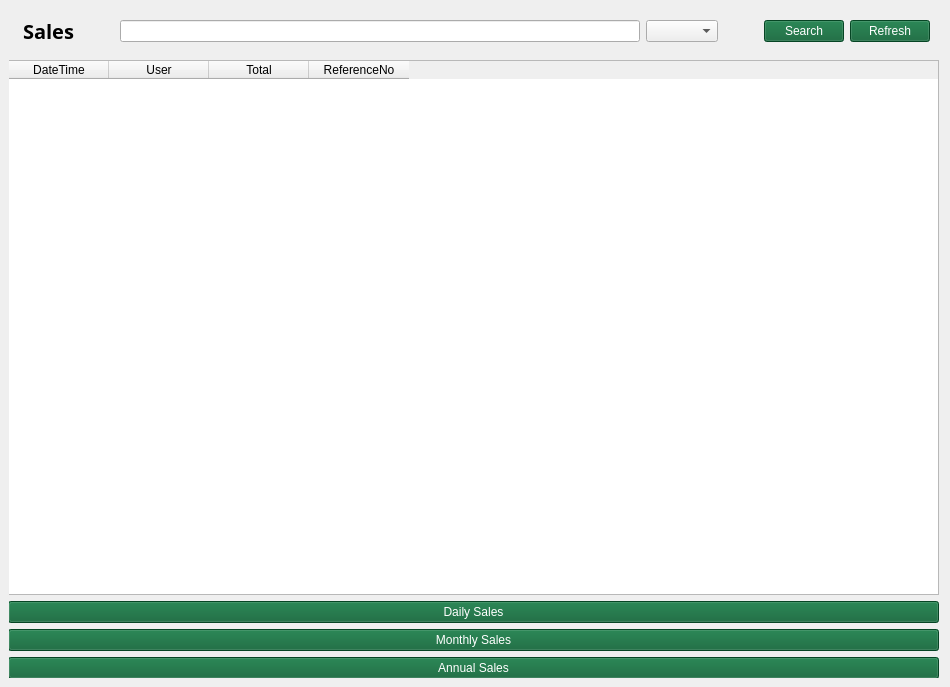
This is Screens/MainMenuScreens/Sales/Sales.ui in Bideiro/Ranil_project_py as Qt 5 draws it before an edit. The edited form follows.
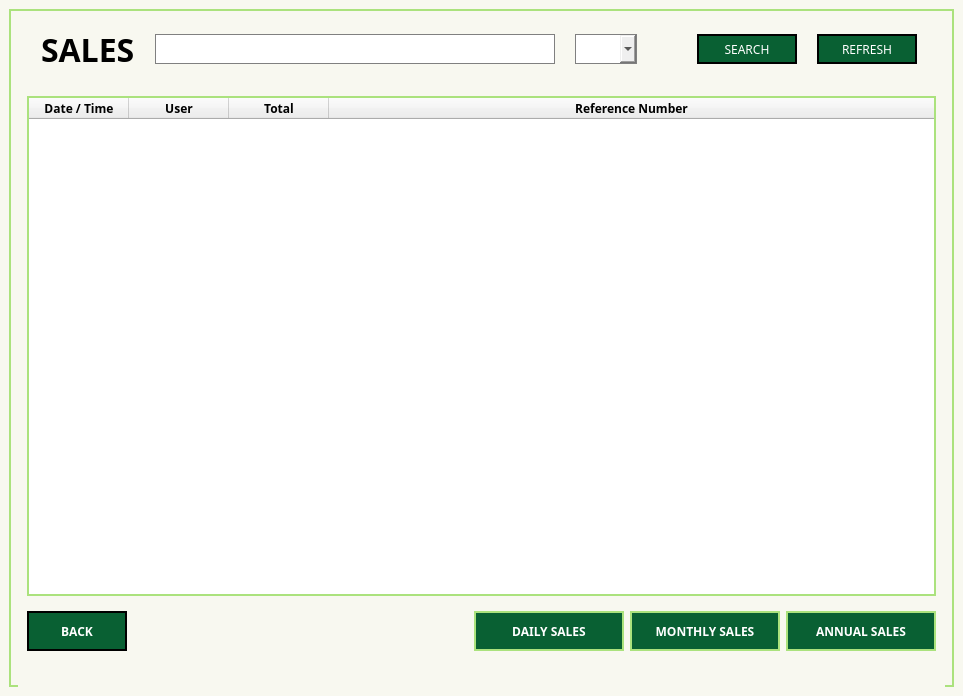
This is the edited form.

Diff of the .ui file:
```diff
--- a/Screens/MainMenuScreens/Sales/Sales.ui
+++ b/Screens/MainMenuScreens/Sales/Sales.ui
@@ -6,14 +6,41 @@
    <rect>
     <x>0</x>
     <y>0</y>
-    <width>950</width>
-    <height>687</height>
+    <width>963</width>
+    <height>696</height>
    </rect>
   </property>
   <property name="windowTitle">
    <string>MainWindow</string>
   </property>
   <widget class="QWidget" name="centralwidget">
+   <property name="styleSheet">
+    <string notr="true">.QWidget{
+background-color: #F8F8F0;
+}
+#widget{
+border: 2px solid #ABE27D;
+}
+.QPushButton{
+background-color: #096033;
+border: 2px solid #ABE27D;
+color: white
+}
+#Refresh_btn, #Search_btn, #Back_btn{
+border: 2px solid;
+}
+#comboBox{
+border : 1px solid gray;
+color: black
+}
+#search_LE{
+border : 1px solid gray;
+color: black
+}
+#Sales_Table{
+border : 2px solid #ABE27D;
+}</string>
+   </property>
    <layout class="QHBoxLayout" name="horizontalLayout">
     <item>
      <widget class="QWidget" name="widget" native="true">
@@ -24,38 +51,13 @@
 
 }</string>
       </property>
-      <widget class="QWidget" name="layoutWidget">
-       <property name="geometry">
-        <rect>
-         <x>-1</x>
-         <y>-1</y>
-         <width>931</width>
-         <height>671</height>
-        </rect>
+      <layout class="QVBoxLayout" name="verticalLayout_4">
+       <property name="bottomMargin">
+        <number>0</number>
        </property>
-       <layout class="QVBoxLayout" name="verticalLayout_2">
         <item>
-         <widget class="QWidget" name="widget_2" native="true">
-          <property name="styleSheet">
-           <string notr="true">QPushButton {
-	background-color: #096033;
-	color: white;
-}</string>
-          </property>
-          <layout class="QHBoxLayout" name="horizontalLayout_3">
-           <item>
-            <widget class="Line" name="line">
-             <property name="lineWidth">
-              <number>5</number>
-             </property>
-             <property name="midLineWidth">
-              <number>5</number>
-             </property>
-             <property name="orientation">
-              <enum>Qt::Horizontal</enum>
-             </property>
-            </widget>
-           </item>
+        <widget class="QWidget" name="widget_5" native="true">
+         <layout class="QHBoxLayout" name="horizontalLayout_2">
            <item>
             <widget class="QLabel" name="label">
              <property name="sizePolicy">
@@ -66,38 +68,48 @@
              </property>
              <property name="font">
               <font>
-               <family>DM Sans 14pt SemiBold</family>
-               <pointsize>15</pointsize>
+              <family>DM Sans</family>
+              <pointsize>24</pointsize>
                <weight>75</weight>
                <bold>true</bold>
               </font>
              </property>
              <property name="text">
-              <string>Sales</string>
+             <string>SALES</string>
              </property>
             </widget>
            </item>
            <item>
-            <spacer name="horizontalSpacer_3">
-             <property name="orientation">
-              <enum>Qt::Horizontal</enum>
-             </property>
-             <property name="sizeType">
-              <enum>QSizePolicy::Fixed</enum>
-             </property>
-             <property name="sizeHint" stdset="0">
+           <widget class="QLineEdit" name="search_LE">
+            <property name="sizePolicy">
+             <sizepolicy hsizetype="Fixed" vsizetype="Fixed">
+              <horstretch>0</horstretch>
+              <verstretch>0</verstretch>
+             </sizepolicy>
+            </property>
+            <property name="minimumSize">
               <size>
-               <width>40</width>
-               <height>20</height>
-              </size>
-             </property>
-            </spacer>
+              <width>400</width>
+              <height>30</height>
+             </size>
+            </property>
+           </widget>
            </item>
            <item>
-            <widget class="QLineEdit" name="search_LE"/>
-           </item>
-           <item>
-            <widget class="QComboBox" name="comboBox"/>
+           <widget class="QComboBox" name="comboBox">
+            <property name="sizePolicy">
+             <sizepolicy hsizetype="Fixed" vsizetype="Fixed">
+              <horstretch>0</horstretch>
+              <verstretch>0</verstretch>
+             </sizepolicy>
+            </property>
+            <property name="minimumSize">
+             <size>
+              <width>0</width>
+              <height>30</height>
+             </size>
+            </property>
+           </widget>
            </item>
            <item>
             <spacer name="horizontalSpacer_4">
@@ -117,35 +129,78 @@
            </item>
            <item>
             <widget class="QPushButton" name="Search_btn">
+            <property name="sizePolicy">
+             <sizepolicy hsizetype="Fixed" vsizetype="Fixed">
+              <horstretch>0</horstretch>
+              <verstretch>0</verstretch>
+             </sizepolicy>
+            </property>
+            <property name="minimumSize">
+             <size>
+              <width>100</width>
+              <height>30</height>
+             </size>
+            </property>
+            <property name="font">
+             <font>
+              <family>DM Sans</family>
+             </font>
+            </property>
              <property name="text">
-              <string>Search</string>
+             <string>SEARCH</string>
              </property>
             </widget>
            </item>
            <item>
             <widget class="QPushButton" name="Refresh_btn">
+            <property name="sizePolicy">
+             <sizepolicy hsizetype="Fixed" vsizetype="Fixed">
+              <horstretch>0</horstretch>
+              <verstretch>0</verstretch>
+             </sizepolicy>
+            </property>
+            <property name="minimumSize">
+             <size>
+              <width>100</width>
+              <height>30</height>
+             </size>
+            </property>
+            <property name="font">
+             <font>
+              <family>DM Sans</family>
+             </font>
+            </property>
              <property name="text">
-              <string>Refresh</string>
+             <string>REFRESH</string>
              </property>
             </widget>
            </item>
           </layout>
          </widget>
         </item>
+       <item>
+        <widget class="QWidget" name="widget_6" native="true">
+         <layout class="QVBoxLayout" name="verticalLayout">
         <item>
          <widget class="QTableWidget" name="Sales_Table">
           <property name="enabled">
            <bool>true</bool>
           </property>
           <property name="sizePolicy">
-           <sizepolicy hsizetype="MinimumExpanding" vsizetype="MinimumExpanding">
+             <sizepolicy hsizetype="Expanding" vsizetype="Expanding">
             <horstretch>0</horstretch>
             <verstretch>0</verstretch>
            </sizepolicy>
           </property>
+            <property name="minimumSize">
+             <size>
+              <width>0</width>
+              <height>500</height>
+             </size>
+            </property>
           <property name="font">
            <font>
-            <family>DM Sans 14pt ExtraBold</family>
+              <family>DM Sans</family>
             <weight>75</weight>
             <bold>true</bold>
            </font>
@@ -156,6 +211,15 @@
           <property name="lineWidth">
            <number>0</number>
           </property>
+            <property name="sizeAdjustPolicy">
+             <enum>QAbstractScrollArea::AdjustToContents</enum>
+            </property>
+            <property name="editTriggers">
+             <set>QAbstractItemView::NoEditTriggers</set>
+            </property>
+            <property name="alternatingRowColors">
+             <bool>true</bool>
+            </property>
           <property name="showGrid">
            <bool>true</bool>
           </property>
@@ -171,12 +235,22 @@
           <attribute name="horizontalHeaderHighlightSections">
            <bool>true</bool>
           </attribute>
+            <attribute name="horizontalHeaderStretchLastSection">
+             <bool>true</bool>
+            </attribute>
           <attribute name="verticalHeaderVisible">
            <bool>false</bool>
           </attribute>
           <column>
            <property name="text">
-            <string>DateTime</string>
+              <string>Date / Time</string>
+             </property>
+             <property name="font">
+              <font>
+               <family>DM Sans</family>
+               <weight>75</weight>
+               <bold>true</bold>
+              </font>
            </property>
            <property name="background">
             <color>
@@ -190,46 +264,203 @@
            <property name="text">
             <string>User</string>
            </property>
+             <property name="font">
+              <font>
+               <family>DM Sans</family>
+               <weight>75</weight>
+               <bold>true</bold>
+              </font>
+             </property>
           </column>
           <column>
            <property name="text">
             <string>Total</string>
            </property>
+             <property name="font">
+              <font>
+               <family>DM Sans</family>
+               <weight>75</weight>
+               <bold>true</bold>
+              </font>
+             </property>
           </column>
           <column>
            <property name="text">
-            <string>ReferenceNo</string>
+              <string>Reference Number</string>
+             </property>
+             <property name="font">
+              <font>
+               <family>DM Sans</family>
+               <weight>75</weight>
+               <bold>true</bold>
+              </font>
            </property>
           </column>
          </widget>
         </item>
+         </layout>
+        </widget>
+       </item>
         <item>
-         <layout class="QVBoxLayout" name="verticalLayout">
+        <widget class="QWidget" name="widget_2" native="true">
+         <layout class="QHBoxLayout" name="horizontalLayout_3">
+          <property name="topMargin">
+           <number>0</number>
+          </property>
+          <property name="bottomMargin">
+           <number>0</number>
+          </property>
+          <item>
+           <widget class="QPushButton" name="Back_btn">
+            <property name="sizePolicy">
+             <sizepolicy hsizetype="Fixed" vsizetype="Fixed">
+              <horstretch>0</horstretch>
+              <verstretch>0</verstretch>
+             </sizepolicy>
+            </property>
+            <property name="minimumSize">
+             <size>
+              <width>100</width>
+              <height>40</height>
+             </size>
+            </property>
+            <property name="font">
+             <font>
+              <family>DM Sans</family>
+              <weight>75</weight>
+              <bold>true</bold>
+             </font>
+            </property>
+            <property name="text">
+             <string>BACK</string>
+            </property>
+           </widget>
+          </item>
+          <item>
+           <spacer name="horizontalSpacer_2">
+            <property name="orientation">
+             <enum>Qt::Horizontal</enum>
+            </property>
+            <property name="sizeHint" stdset="0">
+             <size>
+              <width>40</width>
+              <height>20</height>
+             </size>
+            </property>
+           </spacer>
+          </item>
           <item>
            <widget class="QPushButton" name="dailySalesbtn">
+            <property name="sizePolicy">
+             <sizepolicy hsizetype="Fixed" vsizetype="Fixed">
+              <horstretch>0</horstretch>
+              <verstretch>0</verstretch>
+             </sizepolicy>
+            </property>
+            <property name="minimumSize">
+             <size>
+              <width>150</width>
+              <height>40</height>
+             </size>
+            </property>
+            <property name="font">
+             <font>
+              <family>DM Sans</family>
+              <weight>75</weight>
+              <bold>true</bold>
+             </font>
+            </property>
             <property name="text">
-             <string>Daily Sales</string>
+             <string>DAILY SALES</string>
             </property>
            </widget>
           </item>
           <item>
            <widget class="QPushButton" name="monthlySalesbtn">
+            <property name="sizePolicy">
+             <sizepolicy hsizetype="Fixed" vsizetype="Fixed">
+              <horstretch>0</horstretch>
+              <verstretch>0</verstretch>
+             </sizepolicy>
+            </property>
+            <property name="minimumSize">
+             <size>
+              <width>150</width>
+              <height>40</height>
+             </size>
+            </property>
+            <property name="font">
+             <font>
+              <family>DM Sans</family>
+              <weight>75</weight>
+              <bold>true</bold>
+             </font>
+            </property>
             <property name="text">
-             <string>Monthly Sales</string>
+             <string>MONTHLY SALES</string>
             </property>
            </widget>
           </item>
           <item>
            <widget class="QPushButton" name="annualSalesbtn">
+            <property name="sizePolicy">
+             <sizepolicy hsizetype="Fixed" vsizetype="Fixed">
+              <horstretch>0</horstretch>
+              <verstretch>0</verstretch>
+             </sizepolicy>
+            </property>
+            <property name="minimumSize">
+             <size>
+              <width>150</width>
+              <height>40</height>
+             </size>
+            </property>
+            <property name="font">
+             <font>
+              <family>DM Sans</family>
+              <weight>75</weight>
+              <bold>true</bold>
+             </font>
+            </property>
             <property name="text">
-             <string>Annual Sales</string>
+             <string>ANNUAL SALES</string>
             </property>
            </widget>
           </item>
          </layout>
-        </item>
-       </layout>
-      </widget>
+        </widget>
+       </item>
+       <item>
+        <widget class="QWidget" name="widget_4" native="true">
+         <layout class="QHBoxLayout" name="horizontalLayout_5">
+          <property name="topMargin">
+           <number>0</number>
+          </property>
+          <property name="bottomMargin">
+           <number>0</number>
+          </property>
+         </layout>
+        </widget>
+       </item>
+       <item>
+        <widget class="QWidget" name="widget_3" native="true">
+         <property name="sizePolicy">
+          <sizepolicy hsizetype="Preferred" vsizetype="Expanding">
+           <horstretch>0</horstretch>
+           <verstretch>0</verstretch>
+          </sizepolicy>
+         </property>
+         <layout class="QHBoxLayout" name="horizontalLayout_6">
+          <property name="topMargin">
+           <number>0</number>
+          </property>
+          <property name="bottomMargin">
+           <number>0</number>
+          </property>
+         </layout>
+        </widget>
+       </item>
+      </layout>
      </widget>
     </item>
    </layout>
```
Left out of the diff: 3 changed lines with no effect on the pictures. Lines whose indentation alone changed are shown as unchanged.
